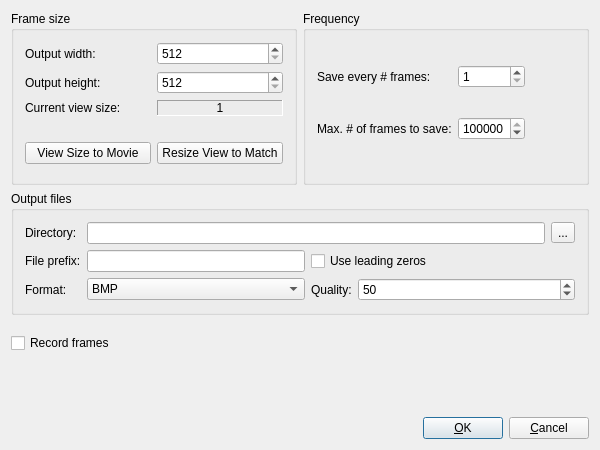
Before: the Qt Designer form sigel/ui/SIGEL_SlaveUI/SIG_MovieSettingsDialogBase.ui in jayMcBee/sigel-evolutionary-walking-robots, drawn with Qt 5.
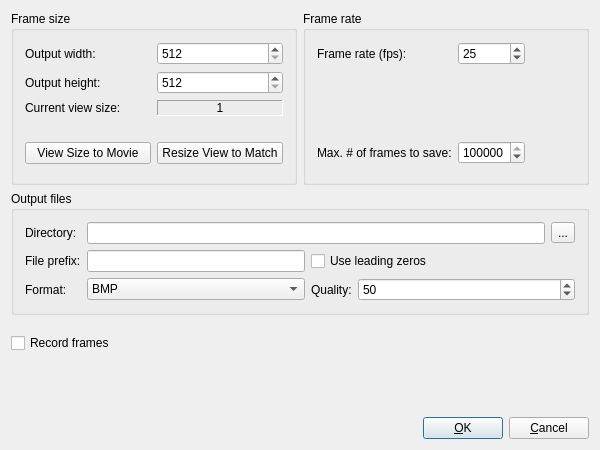
After: the same form once the commit is applied.

Commit message: Item 100: movie frames are set by a frame rate

```diff
--- a/sigel/ui/SIGEL_SlaveUI/SIG_MovieSettingsDialogBase.ui
+++ b/sigel/ui/SIGEL_SlaveUI/SIG_MovieSettingsDialogBase.ui
@@ -285,7 +285,7 @@
       <item row="0" column="1">
         <widget class="QGroupBox" name="groupboxFrequency">
           <property name="title">
-            <string>Frequency</string>
+            <string>Frame rate</string>
           </property>
           <layout class="QGridLayout">
             <property name="margin">
@@ -294,7 +294,7 @@
             <property name="spacing">
               <number>6</number>
             </property>
-            <item row="1" column="2">
+            <item row="2" column="2">
               <spacer name="Spacer4">
                 <property name="sizeHint">
                   <size>
@@ -329,14 +329,21 @@
             <item row="0" column="0">
               <widget class="QLabel" name="textlabelFrequency">
                 <property name="text">
-                  <string>Save every # frames:</string>
+                  <string>Frame rate (fps):</string>
                 </property>
                 <property name="wordWrap">
                   <bool>false</bool>
                 </property>
               </widget>
             </item>
-            <item row="1" column="0">
+            <item row="1" column="0" rowspan="1" colspan="3">
+              <widget class="QLabel" name="textlabelStepsPerFrame">
+                <property name="wordWrap">
+                  <bool>true</bool>
+                </property>
+              </widget>
+            </item>
+            <item row="2" column="0">
               <widget class="QLabel" name="textlabelMaxFrames">
                 <property name="text">
                   <string>Max. # of frames to save:</string>
@@ -349,17 +356,17 @@
             <item row="0" column="1">
               <widget class="QSpinBox" name="spinboxFrequency">
                 <property name="maximum">
-                  <number>250</number>
+                  <number>120</number>
                 </property>
                 <property name="minimum">
                   <number>1</number>
                 </property>
                 <property name="value">
-                  <number>1</number>
+                  <number>25</number>
                 </property>
               </widget>
             </item>
-            <item row="1" column="1">
+            <item row="2" column="1">
               <widget class="QSpinBox" name="spinboxMaxFrames">
                 <property name="maximum">
                   <number>999999</number>
@@ -369,8 +376,8 @@
                 </property>
               </widget>
             </item>
-            <item row="2" column="0" rowspan="1" colspan="3">
-              <spacer name="spacerFrequencyBottom">
+            <item row="3" column="0" rowspan="1" colspan="3">
+              <spacer name="spacerFrameRateBottom">
                 <property name="orientation">
                   <enum>Qt::Vertical</enum>
                 </property>
```
Left out of the diff: 6 changed lines with no effect on the pictures. The commit also changes 6 other files.
